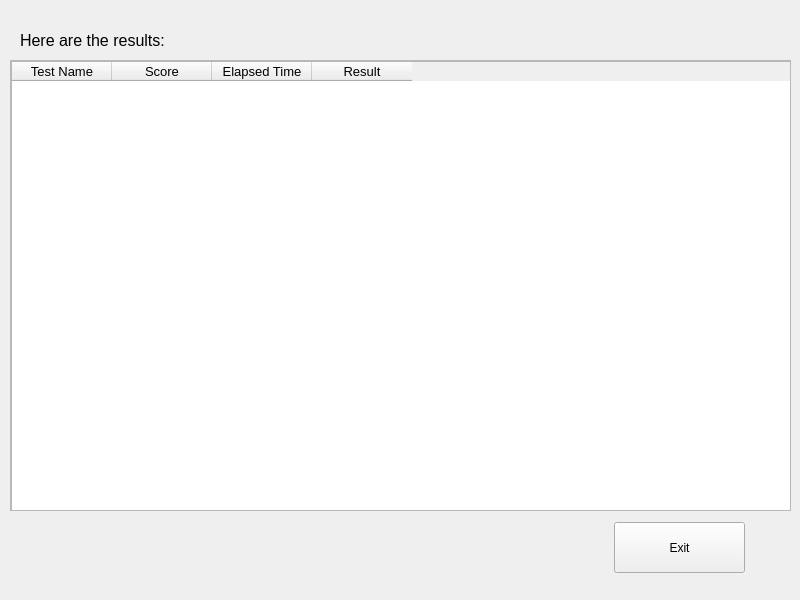
This is gui/ui/Results.ui in Mitt33/rngTest as Qt 5 draws it before an edit. The edited form follows.
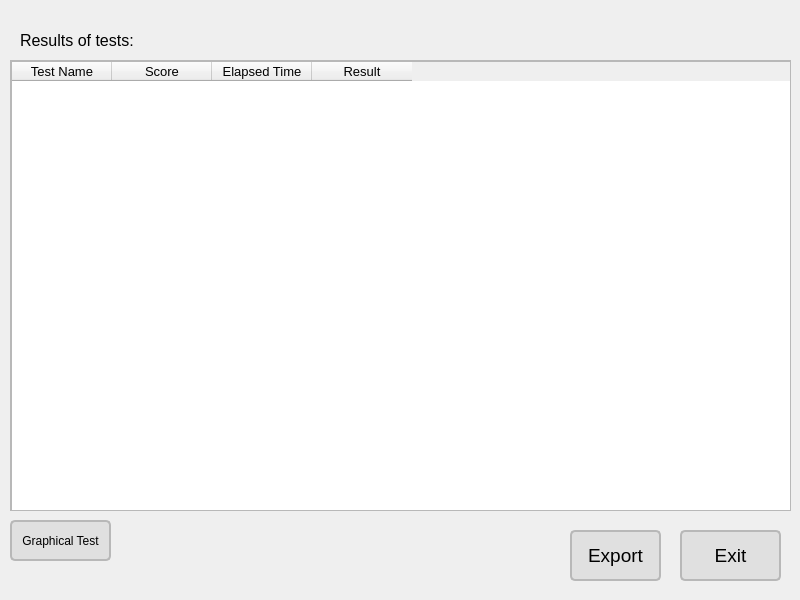
This is the edited form.

Patch:
```diff
--- a/gui/ui/Results.ui
+++ b/gui/ui/Results.ui
@@ -28,18 +28,36 @@
     </font>
    </property>
    <property name="text">
-    <string>Here are the results:</string>
+    <string>Results of tests:</string>
    </property>
   </widget>
   <widget class="QPushButton" name="exit_btn">
    <property name="geometry">
     <rect>
-     <x>614</x>
-     <y>522</y>
-     <width>131</width>
+     <x>680</x>
+     <y>530</y>
+     <width>101</width>
      <height>51</height>
     </rect>
    </property>
+   <property name="font">
+    <font>
+     <pointsize>14</pointsize>
+    </font>
+   </property>
+   <property name="styleSheet">
+    <string notr="true">QPushButton {
+    background-color: rgb(224, 224, 224);
+    border-radius: 5px;
+    border: 2px solid rgb(184, 184, 184);
+    padding: 6px;
+}
+
+QPushButton:hover {
+    background-color: rgb(200, 200, 200);
+    border: 2px solid rgb(154, 154, 154);
+}</string>
+   </property>
    <property name="text">
     <string>Exit</string>
    </property>
@@ -105,6 +123,68 @@
     </widget>
    </widget>
   </widget>
+  <widget class="QPushButton" name="graphical_btn">
+   <property name="geometry">
+    <rect>
+     <x>10</x>
+     <y>520</y>
+     <width>101</width>
+     <height>41</height>
+    </rect>
+   </property>
+   <property name="font">
+    <font>
+     <pointsize>9</pointsize>
+    </font>
+   </property>
+   <property name="styleSheet">
+    <string notr="true">QPushButton {
+    background-color: rgb(224, 224, 224);
+    border-radius: 5px;
+    border: 2px solid rgb(184, 184, 184);
+    padding: 6px;
+}
+
+QPushButton:hover {
+    background-color: rgb(200, 200, 200);
+    border: 2px solid rgb(154, 154, 154);
+}</string>
+   </property>
+   <property name="text">
+    <string>Graphical Test</string>
+   </property>
+  </widget>
+  <widget class="QPushButton" name="export_btn">
+   <property name="geometry">
+    <rect>
+     <x>570</x>
+     <y>530</y>
+     <width>91</width>
+     <height>51</height>
+    </rect>
+   </property>
+   <property name="font">
+    <font>
+     <pointsize>14</pointsize>
+    </font>
+   </property>
+   <property name="styleSheet">
+    <string notr="true">QPushButton {
+    background-color: rgb(224, 224, 224);
+    border-radius: 5px;
+    border: 2px solid rgb(184, 184, 184);
+    padding: 6px;
+}
+
+QPushButton:hover {
+    background-color: rgb(200, 200, 200);
+    border: 2px solid rgb(154, 154, 154);
+}</string>
+   </property>
+   <property name="text">
+    <string>Export</string>
+   </property>
+  </widget>
  </widget>
  <resources/>
  <connections/>
```
